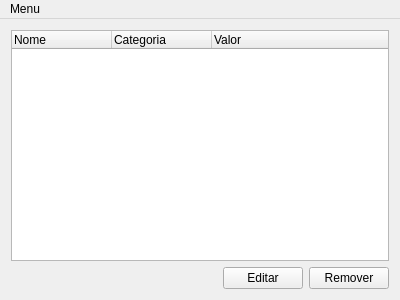
Above: src/view/mainwindow.ui from matheuspb/INE5417 before the change. Below: the same form after it.
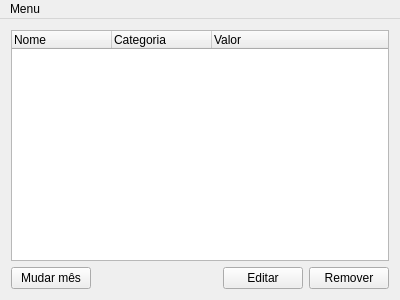
That is the form after the change. Custom widgets are drawn as their Qt base class.

Commit message: Items organized by month, and better error handling

Patch:
```diff
--- a/src/view/mainwindow.ui
+++ b/src/view/mainwindow.ui
@@ -42,6 +42,13 @@
     </item>
     <item>
      <layout class="QHBoxLayout" name="horizontalLayout">
+      <item>
+       <widget class="QPushButton" name="changeMonthButton">
+        <property name="text">
+         <string>Mudar mês</string>
+        </property>
+       </widget>
+      </item>
       <item>
        <spacer name="horizontalSpacer">
         <property name="orientation">
```
The commit also changes 9 other files.
